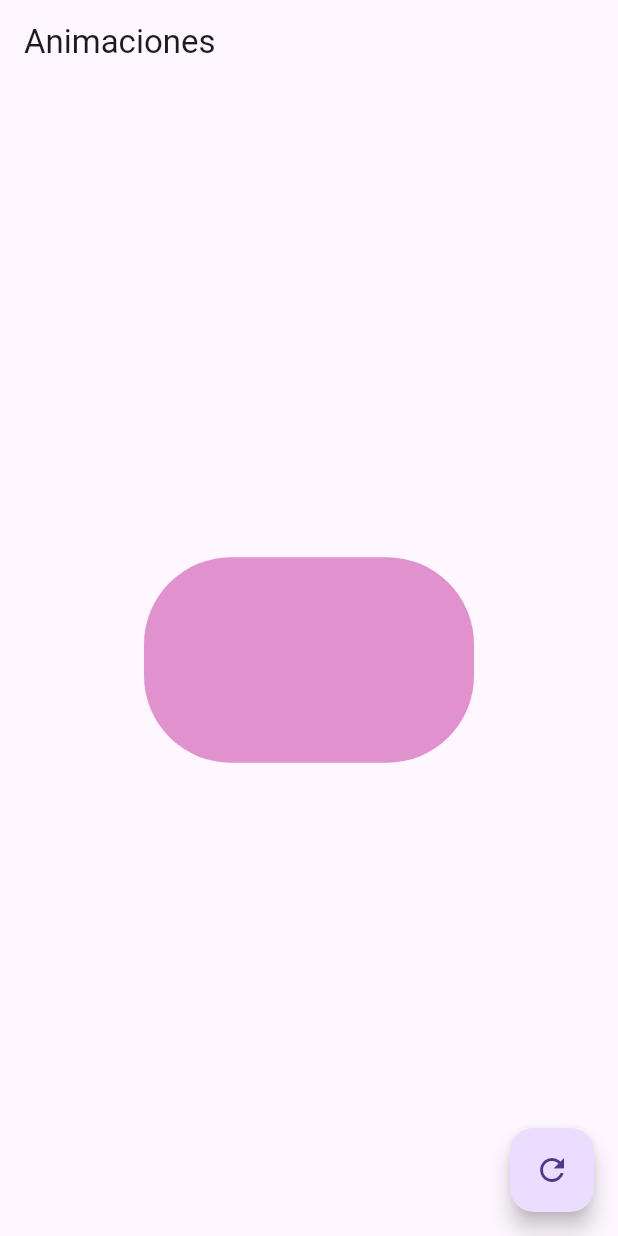
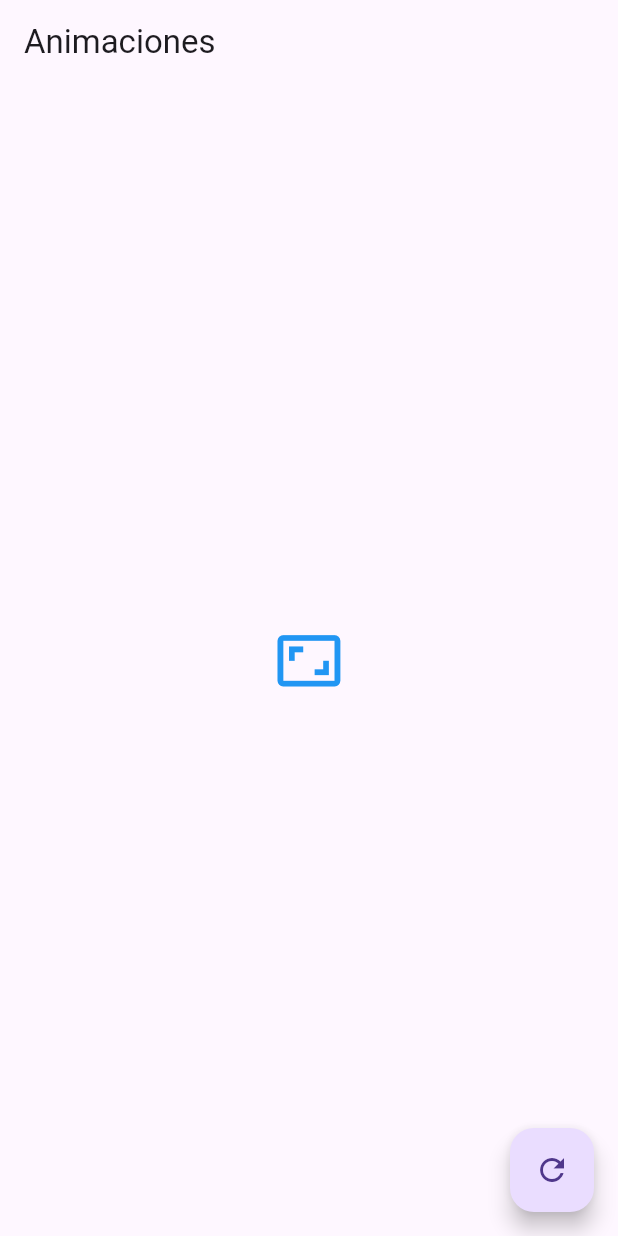
Before and after one commit to ammarAlaliS/teoria_0, a Flutter app: the screen it shows after launch, after a tap on the "refresh" icon, on a phone screen of 412 x 824 dp. Run offline on Flutter 3.47's test engine with Material 3 defaults, Android fonts, the phone set to English and light mode, and no system bars; our stand-ins replace flutter_svg, google_fonts, math_expressions.

Commit message:
animaciones con interpolacion

```diff
--- a/lib/src/pages/home_page.dart
+++ b/lib/src/pages/home_page.dart
@@ -9,28 +9,7 @@ class HomePage extends StatefulWidget {
 }
 
 class _HomePageState extends State<HomePage> {
-  double _width = 50;
-  double _height = 50;
-  Color _color = Colors.green;
-  BorderRadiusGeometry _borderRadius = BorderRadius.circular(8);
-
-  // opacidad
-  double opacityLevel = 1.0;
-  void cambiarOpacidad() {
-    setState(() {
-      opacityLevel = opacityLevel == 0 ? 1.0 : 0.0;
-      final random = Random();
-      _width = random.nextInt(300).toDouble();
-      _height = random.nextInt(300).toDouble();
-      _color = Color.fromRGBO(
-        random.nextInt(256),
-        random.nextInt(256),
-        random.nextInt(256),
-        1,
-      );
-      _borderRadius = BorderRadius.circular(random.nextInt(100).toDouble());
-    });
-  }
+  double targetValue = 24.0;
 
   @override
   Widget build(BuildContext context) {
@@ -39,24 +18,29 @@ class _HomePageState extends State<HomePage> {
         title: const Text("Animaciones"),
       ),
       body: Center(
-        child: AnimatedOpacity(
-          duration: Duration(seconds: 2),
-          opacity: opacityLevel,
-          child: AnimatedContainer(
-            width: _width,
-            height: _height,
-            decoration: BoxDecoration(
-              color: _color,
-              borderRadius: _borderRadius,
-            ),
-            duration: const Duration(seconds: 1),
-            curve: Curves.bounceOut,
-          ),
+        child: TweenAnimationBuilder<double>(
+          tween: Tween<double>(begin: 24.0, end: targetValue),
+          duration: const Duration(seconds: 1),
+          builder: (BuildContext context, double size, Widget? child) {
+            return IconButton(
+              iconSize: size,
+              color: Colors.blue,
+              onPressed: () {
+                setState(() {
+                  targetValue = targetValue == 24.0 ? 48.0 : 24.0;
+                });
+              },
+              icon: child!,
+            );
+          },
+          child: const Icon(Icons.aspect_ratio),
         ),
       ),
       floatingActionButton: FloatingActionButton(
         onPressed: () {
-          cambiarOpacidad();
+          setState(() {
+            targetValue = targetValue == 24.0 ? 48.0 : 24.0;
+          });
         },
         child: const Icon(Icons.refresh),
       ),
```
